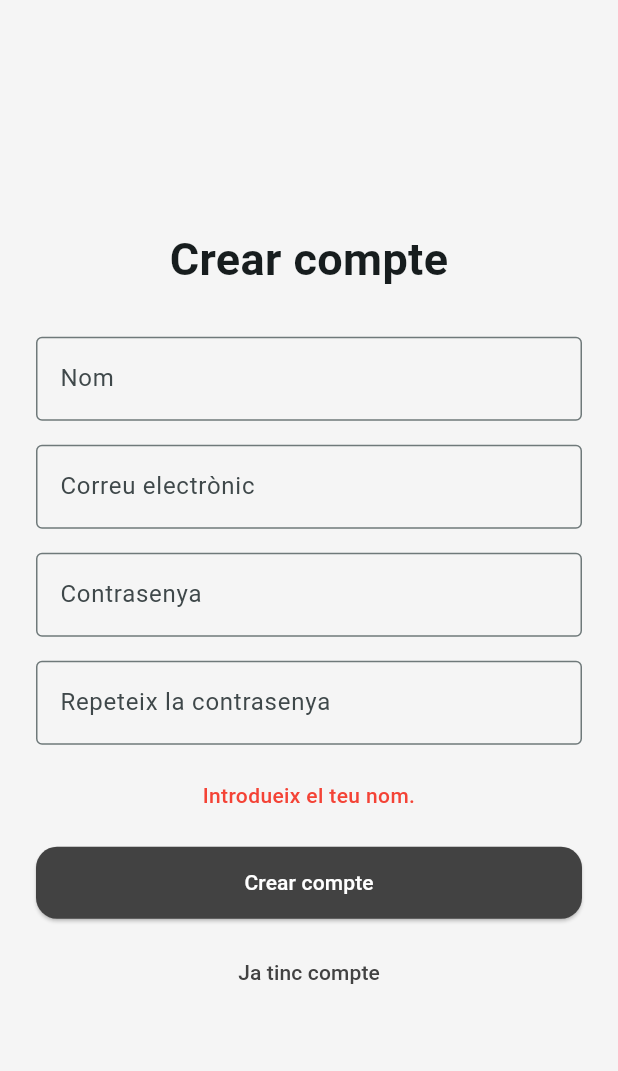
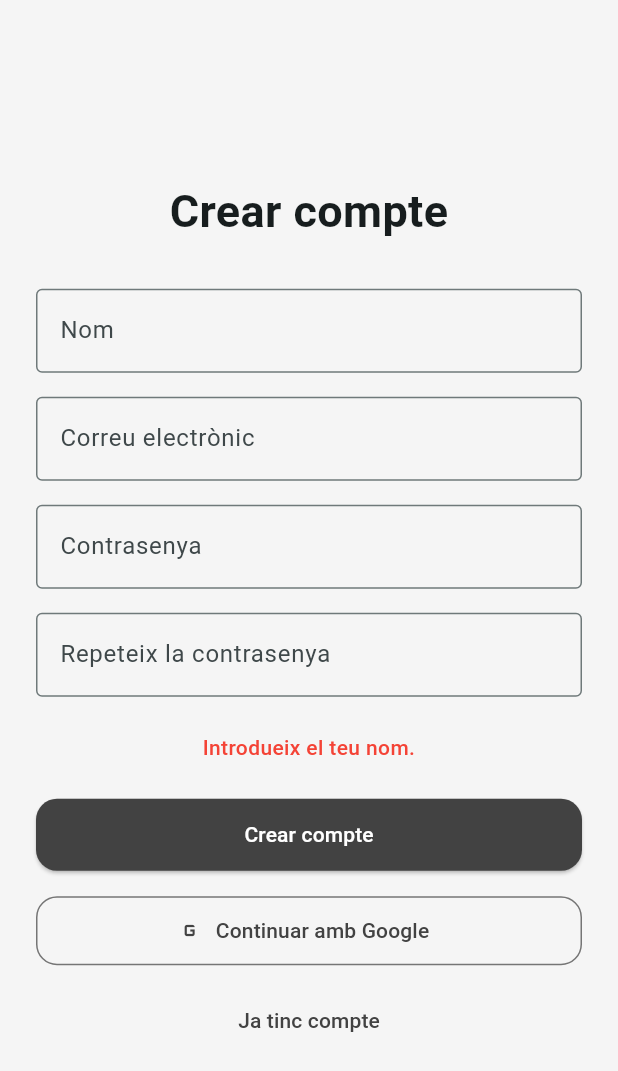
Before and after one commit to nillescure4/Consolida, a Flutter app: the SignUpPage screen opened by its route, after a tap on "Crear compte", on a phone screen of 412 x 824 dp. Shown: the top 1071 px of the screen. Run offline on Flutter 3.47's test engine with Material 3 defaults, Android fonts, the phone set to English and light mode, and no system bars; our stand-ins replace cloud_firestore, file_picker, firebase_auth, firebase_core, flutter_local_notifications, google_sign_in and 2 more; missing offline and left inert: read_pdf_text; accounts and stored records are empty; network calls fail.

Commit message:
[NEW] Autenticació amb Google

```diff
--- a/lib/pages/signup_page.dart
+++ b/lib/pages/signup_page.dart
@@ -2,6 +2,7 @@ import 'package:cloud_firestore/cloud_firestore.dart';
 import 'package:firebase_auth/firebase_auth.dart';
 import 'package:flutter/material.dart';
 
+import '../services/auth_service.dart';
 import '../utils/auth_error_translator.dart';
 
 class SignUpPage extends StatefulWidget {
@@ -12,10 +13,13 @@ class SignUpPage extends StatefulWidget {
 }
 
 class _SignUpPageState extends State<SignUpPage> {
-  final _nameController = TextEditingController();
-  final _emailController = TextEditingController();
-  final _passwordController = TextEditingController();
-  final _repeatPasswordController = TextEditingController();
+  final AuthService _authService = AuthService();
+
+  final TextEditingController _nameController = TextEditingController();
+  final TextEditingController _emailController = TextEditingController();
+  final TextEditingController _passwordController = TextEditingController();
+  final TextEditingController _repeatPasswordController =
+      TextEditingController();
 
   bool _isLoading = false;
   String? _errorMessage;
@@ -29,12 +33,11 @@ class _SignUpPageState extends State<SignUpPage> {
     super.dispose();
   }
 
-  Future<void> _signUp() async {
+  Future<void> _signUpWithEmail() async {
     final name = _nameController.text.trim();
     final email = _emailController.text.trim();
     final password = _passwordController.text.trim();
-    final repeatPassword =
-        _repeatPasswordController.text.trim();
+    final repeatPassword = _repeatPasswordController.text.trim();
 
     if (name.isEmpty) {
       setState(() {
@@ -57,8 +60,7 @@ class _SignUpPageState extends State<SignUpPage> {
 
     try {
       final credential =
-          await FirebaseAuth.instance
-              .createUserWithEmailAndPassword(
+          await FirebaseAuth.instance.createUserWithEmailAndPassword(
         email: email,
         password: password,
       );
@@ -75,6 +77,7 @@ class _SignUpPageState extends State<SignUpPage> {
           'name': name,
           'email': email,
           'createdAt': FieldValue.serverTimestamp(),
+          'provider': 'password',
         });
       }
 
@@ -110,6 +113,37 @@ class _SignUpPageState extends State<SignUpPage> {
     }
   }
 
+  Future<void> _signUpWithGoogle() async {
+    setState(() {
+      _isLoading = true;
+      _errorMessage = null;
+    });
+
+    try {
+      await _authService.signInWithGoogle();
+
+      if (!mounted) return;
+
+      Navigator.pushNamedAndRemoveUntil(
+        context,
+        '/home',
+        (route) => false,
+      );
+    } catch (_) {
+      if (!mounted) return;
+
+      setState(() {
+        _errorMessage = 'No s’ha pogut crear el compte amb Google.';
+      });
+    } finally {
+      if (mounted) {
+        setState(() {
+          _isLoading = false;
+        });
+      }
+    }
+  }
+
   Widget _buildField({
     required TextEditingController controller,
     required String label,
@@ -130,6 +164,21 @@ class _SignUpPageState extends State<SignUpPage> {
     );
   }
 
+  Widget _socialButton({
+    required String text,
+    required IconData icon,
+    required VoidCallback onPressed,
+  }) {
+    return OutlinedButton.icon(
+      onPressed: _isLoading ? null : onPressed,
+      icon: Icon(icon),
+      label: Padding(
+        padding: const EdgeInsets.symmetric(vertical: 13),
+        child: Text(text),
+      ),
+    );
+  }
+
   @override
   Widget build(BuildContext context) {
     return Scaffold(
@@ -137,12 +186,9 @@ class _SignUpPageState extends State<SignUpPage> {
         child: SingleChildScrollView(
           padding: const EdgeInsets.all(24),
           child: ConstrainedBox(
-            constraints: const BoxConstraints(
-              maxWidth: 420,
-            ),
+            constraints: const BoxConstraints(maxWidth: 420),
             child: Column(
-              crossAxisAlignment:
-                  CrossAxisAlignment.stretch,
+              crossAxisAlignment: CrossAxisAlignment.stretch,
               children: [
                 const Text(
                   'Crear compte',
@@ -152,35 +198,26 @@ class _SignUpPageState extends State<SignUpPage> {
                     fontWeight: FontWeight.w700,
                   ),
                 ),
-
                 const SizedBox(height: 30),
-
                 _buildField(
                   controller: _nameController,
                   label: 'Nom',
                 ),
-
                 _buildField(
                   controller: _emailController,
                   label: 'Correu electrònic',
-                  keyboardType:
-                      TextInputType.emailAddress,
+                  keyboardType: TextInputType.emailAddress,
                 ),
-
                 _buildField(
                   controller: _passwordController,
                   label: 'Contrasenya',
                   obscure: true,
                 ),
-
                 _buildField(
-                  controller:
-                      _repeatPasswordController,
-                  label:
-                      'Repeteix la contrasenya',
+                  controller: _repeatPasswordController,
+                  label: 'Repeteix la contrasenya',
                   obscure: true,
                 ),
-
                 if (_errorMessage != null) ...[
                   const SizedBox(height: 8),
                   Text(
@@ -188,46 +225,36 @@ class _SignUpPageState extends State<SignUpPage> {
                     textAlign: TextAlign.center,
                     style: const TextStyle(
                       color: Colors.red,
-                      fontWeight:
-                          FontWeight.w500,
+                      fontWeight: FontWeight.w500,
                     ),
                   ),
                 ],
-
                 const SizedBox(height: 24),
-
                 ElevatedButton(
-                  onPressed:
-                      _isLoading ? null : _signUp,
+                  onPressed: _isLoading ? null : _signUpWithEmail,
                   child: Padding(
-                    padding:
-                        const EdgeInsets.symmetric(
-                      vertical: 14,
-                    ),
+                    padding: const EdgeInsets.symmetric(vertical: 14),
                     child: _isLoading
                         ? const SizedBox(
                             width: 22,
                             height: 22,
-                            child:
-                                CircularProgressIndicator(
-                              strokeWidth: 2,
-                            ),
+                            child: CircularProgressIndicator(strokeWidth: 2),
                           )
-                        : const Text(
-                            'Crear compte',
-                          ),
+                        : const Text('Crear compte'),
                   ),
                 ),
-
+                const SizedBox(height: 16),
+                _socialButton(
+                  text: 'Continuar amb Google',
+                  icon: Icons.g_mobiledata,
+                  onPressed: _signUpWithGoogle,
+                ),
                 const SizedBox(height: 12),
-
                 TextButton(
                   onPressed: () {
                     Navigator.pop(context);
                   },
-                  child: const Text(
-                    'Ja tinc compte',
-                  ),
+                  child: const Text('Ja tinc compte'),
                 ),
               ],
             ),
--- a/usuaris_proves.txt
+++ b/usuaris_proves.txt
@@ -6,3 +6,6 @@ prova2
 
 prova3@gmail.com
 prova3
+
+m.armengol@gmail.com
+123456
```
Also changed, not shown: lib/pages/login_page.dart (+66 -6 lines), lib/services/auth_service.dart (+71 -16 lines), 2 other files.
